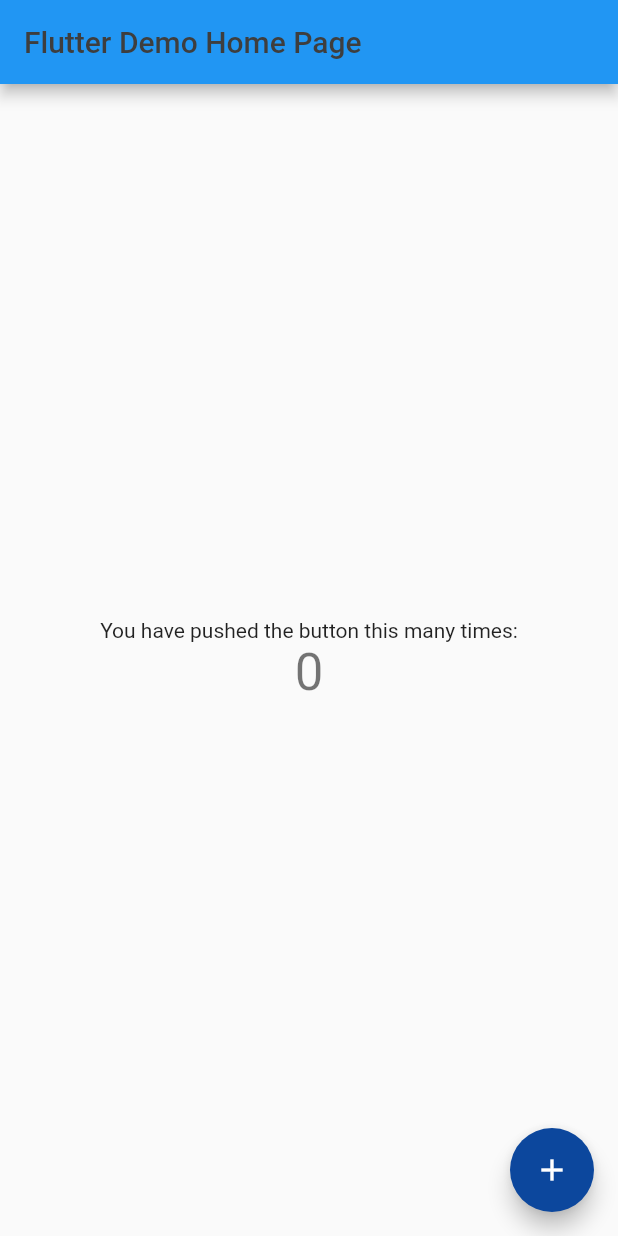
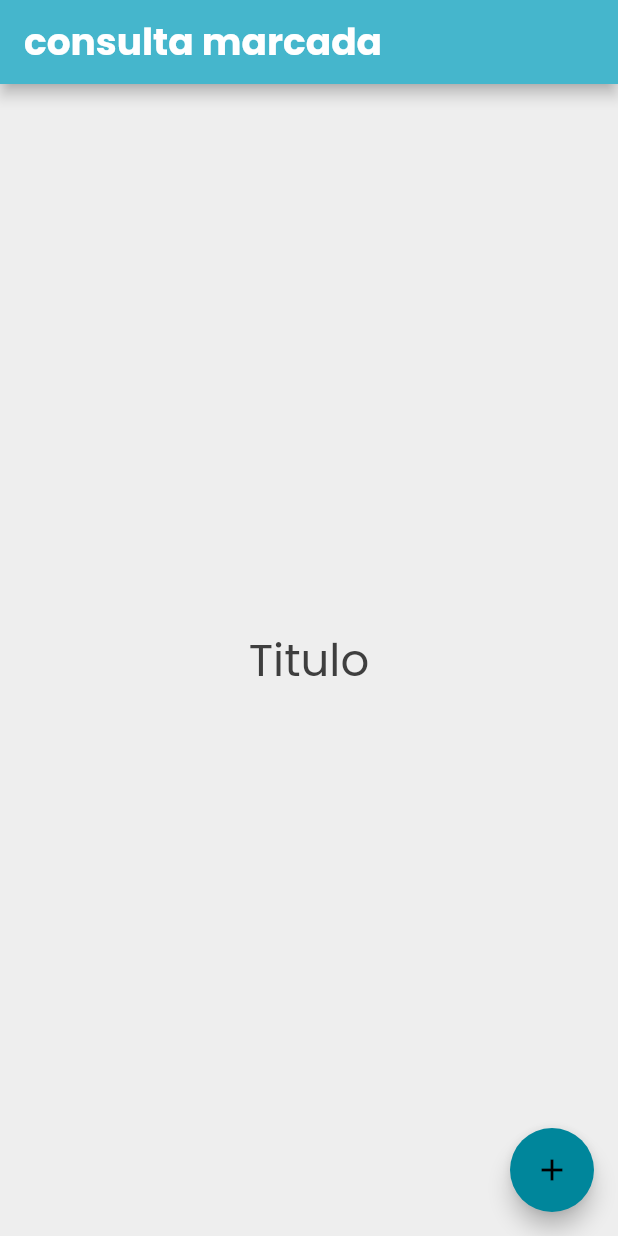
Before and after one commit to 27joseaquino/consulta-marcada, a Flutter app: the screen it shows after launch, on a phone screen of 412 x 824 dp. Run offline on Flutter 3.47's test engine with Material 2 defaults, Android fonts, the phone set to English and light mode, and no system bars.

Commit message:
Tema do App adicionado

```diff
--- a/lib/main.dart
+++ b/lib/main.dart
@@ -1,4 +1,5 @@
-import 'package:consulta_marcada/ui/styles/my_colors.dart';
+import 'package:consulta_marcada/pages/home_page.dart';
+import 'package:consulta_marcada/ui/styles/light_theme.dart';
 import 'package:flutter/material.dart';
 
 void main() {
@@ -10,62 +11,9 @@ class MyApp extends StatelessWidget {
   Widget build(BuildContext context) {
     return MaterialApp(
       debugShowCheckedModeBanner: false,
-      title: 'Flutter Demo',
-      theme: ThemeData(
-        primarySwatch: Colors.blue,
-        visualDensity: VisualDensity.adaptivePlatformDensity,
-      ),
-      home: MyHomePage(title: 'Flutter Demo Home Page'),
+      title: 'consulta marcada',
+      theme: lightTheme,
+      home: HomePage(),
     );
   }
 }
-
-class MyHomePage extends StatefulWidget {
-  MyHomePage({Key key, this.title}) : super(key: key);
-
-  final String title;
-
-  @override
-  _MyHomePageState createState() => _MyHomePageState();
-}
-
-class _MyHomePageState extends State<MyHomePage> {
-  int _counter = 0;
-
-  void _incrementCounter() {
-    setState(() {
-      _counter++;
-    });
-  }
-
-  @override
-  Widget build(BuildContext context) {
-    return Scaffold(
-      appBar: AppBar(
-        title: Text(
-          widget.title,
-          style: TextStyle(color: MyColors.appColors["gray"]),
-        ),
-      ),
-      body: Center(
-        child: Column(
-          mainAxisAlignment: MainAxisAlignment.center,
-          children: <Widget>[
-            Text(
-              'You have pushed the button this many times:',
-            ),
-            Text(
-              '$_counter',
-              style: Theme.of(context).textTheme.headline4,
-            ),
-          ],
-        ),
-      ),
-      floatingActionButton: FloatingActionButton(
-          onPressed: _incrementCounter,
-          tooltip: 'Increment',
-          child: Icon(Icons.add),
-          backgroundColor: MyColors.appColors["blue-dark"]),
-    );
-  }
-}
--- /dev/null
+++ b/lib/pages/home_page.dart
@@ -0,0 +1,36 @@
+import 'package:consulta_marcada/ui/styles/custom_text.dart';
+import 'package:consulta_marcada/ui/styles/my_colors.dart';
+import 'package:flutter/material.dart';
+
+class HomePage extends StatefulWidget {
+  @override
+  _HomePageState createState() => _HomePageState();
+}
+
+class _HomePageState extends State<HomePage> {
+  int _counter = 0;
+
+  void _incrementCounter() {
+    setState(() {
+      _counter++;
+    });
+  }
+
+  @override
+  Widget build(BuildContext context) {
+    return Scaffold(
+      appBar: AppBar(title: Text("consulta marcada")),
+      body: Center(
+        child: CustomText(
+          text: "Titulo",
+          fontSize: 30,
+        ),
+      ),
+      floatingActionButton: FloatingActionButton(
+          onPressed: _incrementCounter,
+          tooltip: 'Increment',
+          child: Icon(Icons.add),
+          backgroundColor: MyColors.appColors["blue-dark"]),
+    );
+  }
+}
--- /dev/null
+++ b/lib/ui/styles/custom_text.dart
@@ -0,0 +1,43 @@
+import 'package:consulta_marcada/ui/styles/my_colors.dart';
+import 'package:flutter/material.dart';
+
+class CustomText extends StatelessWidget {
+  final String text;
+  final TextAlign textAlign;
+  final double fontSize;
+  final FontWeight fontWeight;
+  final Color color;
+  final bool textOverFlowEllipsis;
+  final int maxlines;
+
+  CustomText({
+    this.text,
+    this.fontSize,
+    this.fontWeight,
+    this.color,
+    this.textAlign,
+    this.textOverFlowEllipsis = false,
+    this.maxlines = 1,
+  });
+
+  @override
+  Widget build(BuildContext context) {
+    return Text(
+      text,
+      textAlign: textAlign,
+      style: TextStyle(
+        fontFamily: 'Poppins',
+        fontWeight: fontWeight ?? FontWeight.normal,
+        fontSize: fontSize,
+        color: color ?? MyColors.appColors["grey"],
+      ),
+      maxLines: maxlines,
+      overflow: _overFlow(),
+    );
+  }
+
+  _overFlow() {
+    if (textOverFlowEllipsis) return TextOverflow.ellipsis;
+    return null;
+  }
+}
--- /dev/null
+++ b/lib/ui/styles/light_theme.dart
@@ -0,0 +1,19 @@
+import 'package:consulta_marcada/ui/styles/my_colors.dart';
+import 'package:flutter/material.dart';
+
+ThemeData lightTheme = ThemeData(
+  primaryColor: MyColors.appColors["blue"],
+  accentColor: MyColors.appColors["light-blue"],
+  scaffoldBackgroundColor: Colors.grey[200],
+  appBarTheme: AppBarTheme(
+    color: MyColors.appColors["blue"],
+    textTheme: TextTheme(
+      headline6: TextStyle(
+        fontSize: 25,
+        color: Colors.white,
+        fontFamily: "Poppins",
+        fontWeight: FontWeight.bold,
+      ),
+    ),
+  ),
+);
--- a/lib/ui/styles/my_colors.dart
+++ b/lib/ui/styles/my_colors.dart
@@ -4,9 +4,9 @@ class MyColors {
   MyColors._();
 
   static const Map<String, Color> appColors = const <String, Color>{
-    "blue-dark": Color(0xFF0C479D),
+    "blue-dark": Color(0xFF00869B),
     "blue": Color(0xFF45B6CC),
-    "light-blue": Color(0xFF7F9DB9),
-    "gray": Color(0xFF3E3E3E),
+    "light-blue": Color(0xFF7EE8FF),
+    "grey": Color(0xFF3E3E3E),
   };
 }
```
Also changed, not shown: pubspec.lock, 1 other file.
